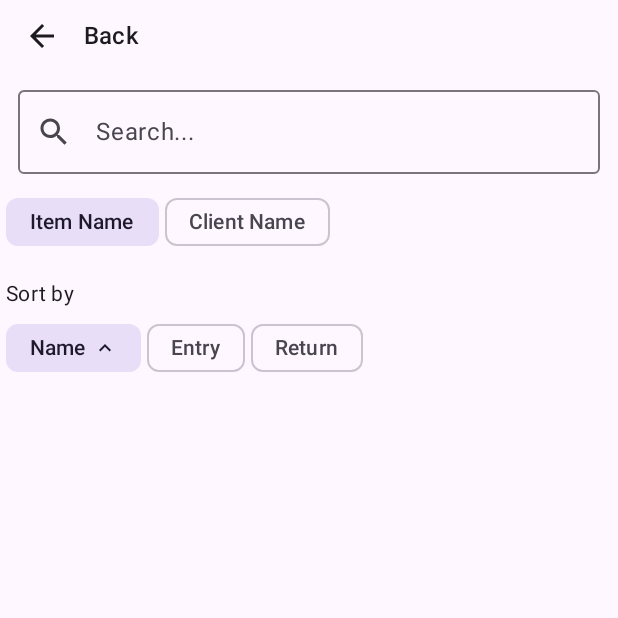
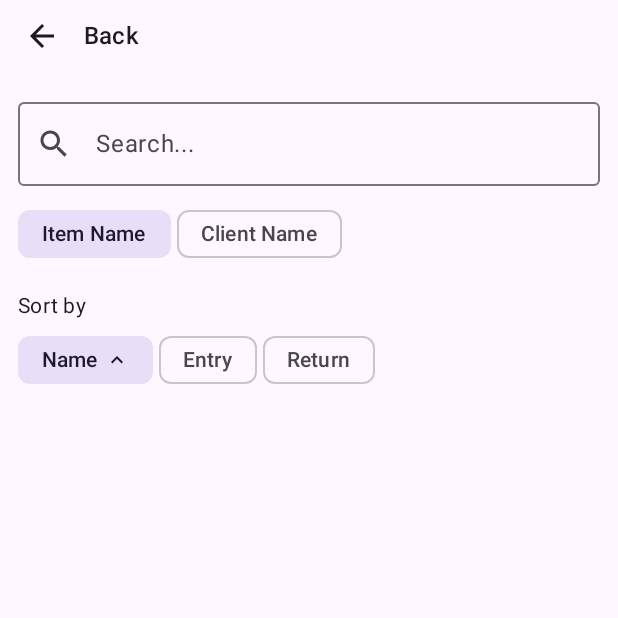
Before and after one commit to Assaf-Megirov/storage-manager, an Android app built with Jetpack Compose: the SearchScreen screen opened through its navigation route, on a phone screen of 412 x 824 dp, the top half of it. Run offline under Robolectric (Android 15) with nearby library versions, the phone set to English and light mode, and no system bars.

Commit message:
Fix: fixed padding issues in searchScreen

```diff
--- a/app/src/main/java/com/example/storage_manager/ui/screens/SearchScreen.kt
+++ b/app/src/main/java/com/example/storage_manager/ui/screens/SearchScreen.kt
@@ -217,14 +217,14 @@ fun SearchOptions(
     Column(
         modifier = Modifier
             .fillMaxWidth()
-            .padding(4.dp)
+            .padding(12.dp)
     ) {
         OutlinedTextField(
             value = searchQuery,
             onValueChange = onSearchQueryChange,
             modifier = Modifier
                 .fillMaxWidth()
-                .padding(8.dp),
+                .padding(top = 8.dp, bottom = 8.dp),
             placeholder = { Text(stringResource(R.string.search_hint)) },
             leadingIcon = { Icon(Icons.Default.Search, contentDescription = null) }
         )
```
